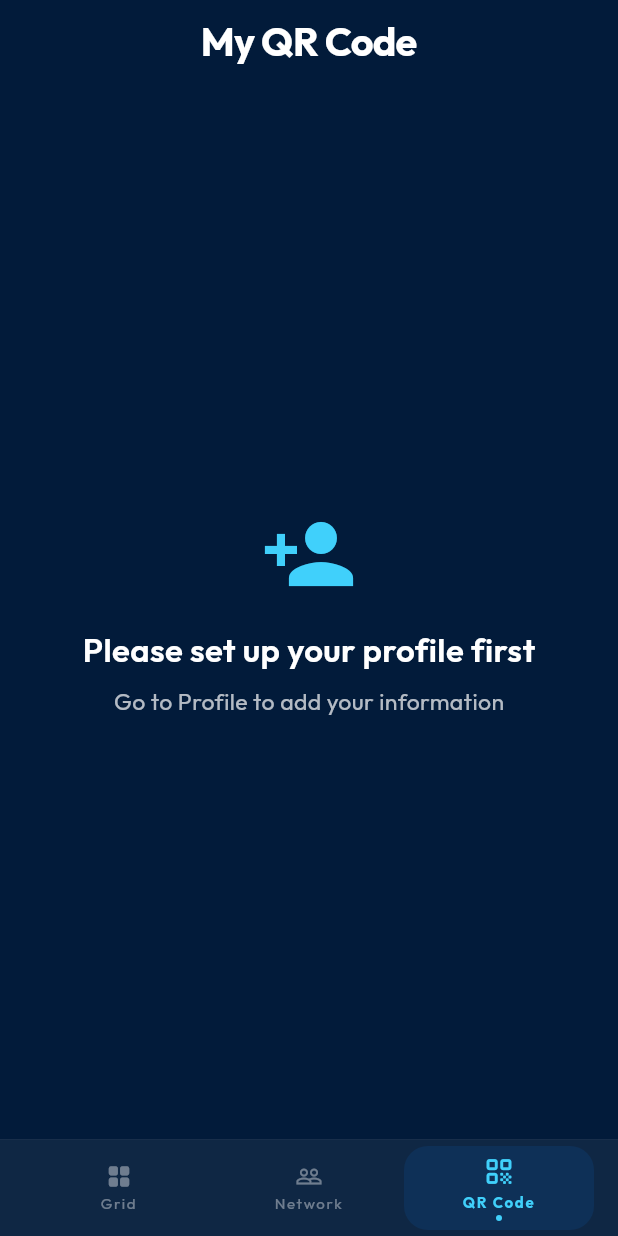
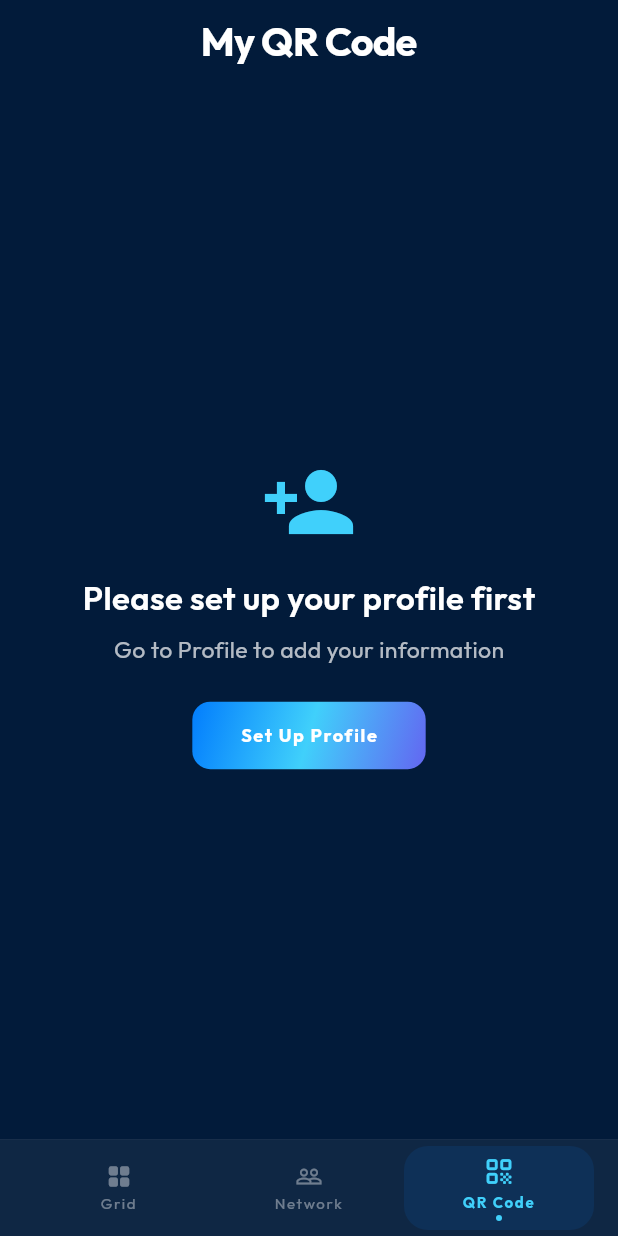
Before and after one commit to Namma-Flutter/namma-bingo-dash, a Flutter app: the QrGeneratorScreen screen opened by its route, on a phone screen of 412 x 824 dp. Run offline on Flutter 3.47's test engine with Material 3 defaults, Android fonts, the phone set to English and light mode, and no system bars; our stand-ins replace firebase_core, firebase_database, flutter_dotenv, flutter_riverpod, go_router, google_fonts and 5 more; missing offline and left inert: dart:html, mobile_scanner; accounts and stored records are empty; network calls fail.

Commit message:
feat: add profile setup validation snackbar to home screen and navigation button to QR generator screen

```diff
--- a/lib/screens/home_screen.dart
+++ b/lib/screens/home_screen.dart
@@ -982,7 +982,16 @@ class _HomeScreenState extends ConsumerState<HomeScreen> with TickerProviderStat
                 child: ElevatedButton.icon(
                   onPressed: currentUser != null
                       ? _showUnfilledQuestions
-                      : () => context.go('/profile'),
+                      : () {
+                          ScaffoldMessenger.of(context).showSnackBar(
+                            const SnackBar(
+                              content: Text('Please set up your profile before scanning'),
+                              backgroundColor: Colors.red,
+                              duration: Duration(seconds: 2),
+                            ),
+                          );
+                          context.go('/profile');
+                        },
                   icon: const Icon(Icons.qr_code_scanner, size: 28),
                   label: Text(
                     _currentQuestionIndex >= totalQuestions
--- a/lib/screens/qr_generator_screen.dart
+++ b/lib/screens/qr_generator_screen.dart
@@ -114,6 +114,27 @@ class _QrGeneratorScreenState extends ConsumerState<QrGeneratorScreen> {
                Text(
                 'Go to Profile to add your information',
                 style: AppTypography.bodySmall(context, color: Colors.white70),
+              ),
+              const SizedBox(height: 24),
+              Container(
+                decoration: BoxDecoration(
+                  gradient: AppColors.primaryGradient,
+                  borderRadius: BorderRadius.circular(12),
+                ),
+                child: Material(
+                  color: Colors.transparent,
+                  child: InkWell(
+                    borderRadius: BorderRadius.circular(12),
+                    onTap: () => context.go('/profile'),
+                    child: Padding(
+                      padding: const EdgeInsets.symmetric(horizontal: 32, vertical: 14),
+                      child: Text(
+                        'Set Up Profile',
+                        style: AppTypography.label(context, color: Colors.white, fontWeight: FontWeight.bold),
+                      ),
+                    ),
+                  ),
+                ),
               ),
             ],
           ),
```
